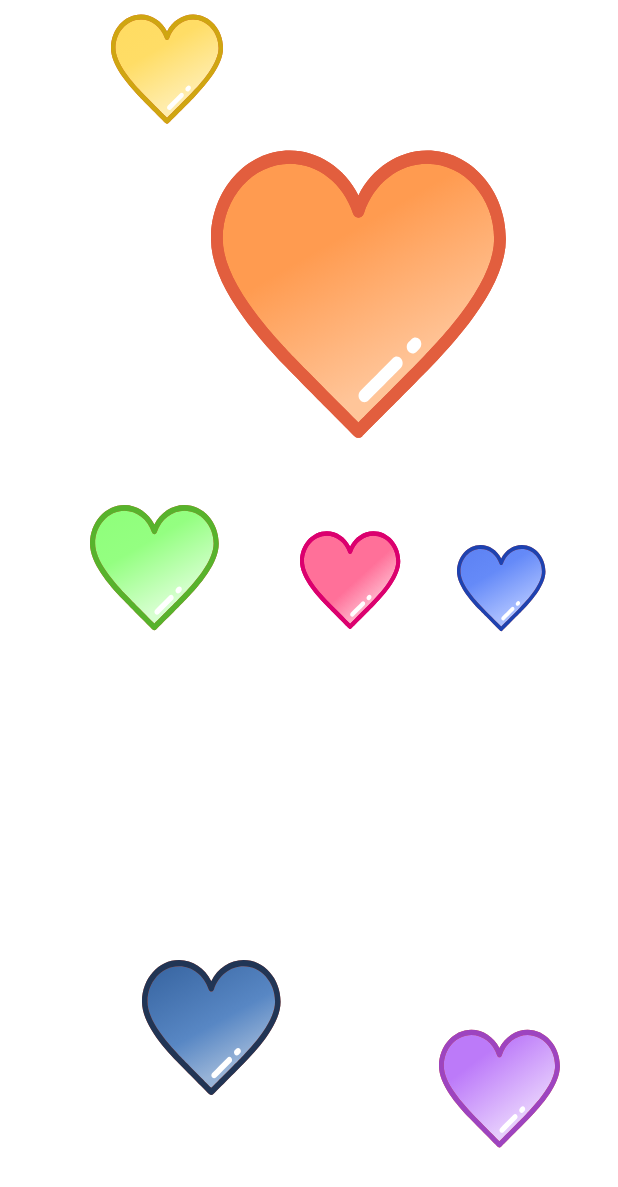
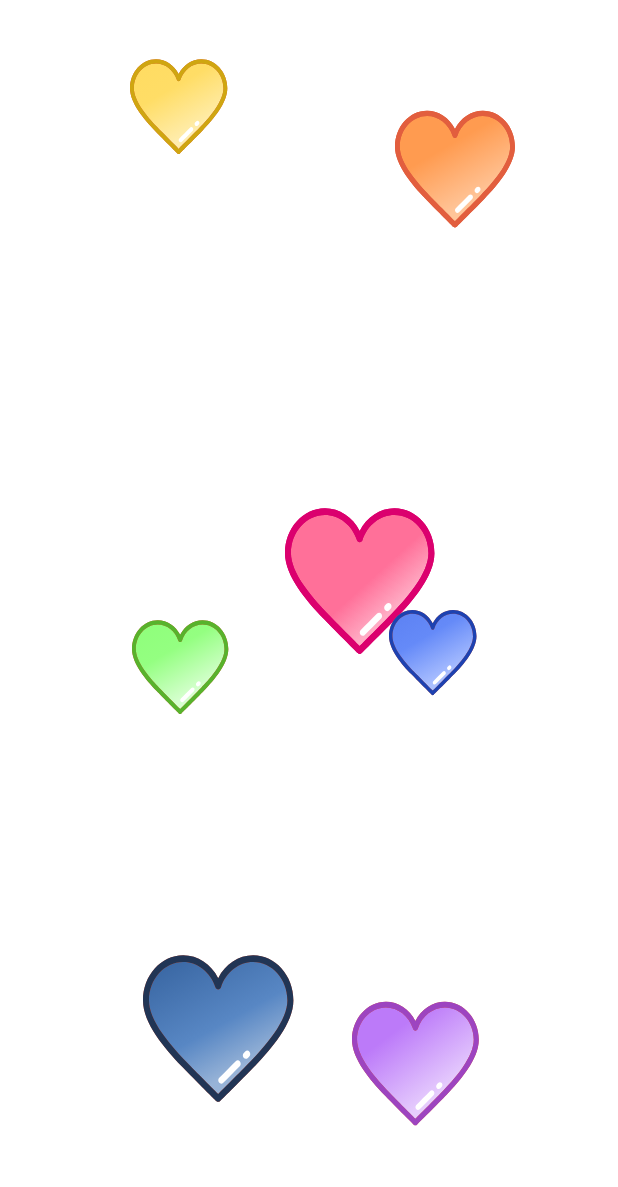
Before and after one commit to galaxy-dan/memorit, an Android app built with Jetpack Compose: the @Preview function Preview, on a phone screen of 412 x 824 dp. Shown: the top 1187 px of the screen. Run offline under Robolectric (Android 15) with nearby library versions, the light colour scheme and no system bars; our stand-ins replace Dagger/Hilt's generated code; libraries missing offline, so code that uses them is left out: com.orhanobut.logger, com.skydoves.sandwich; Roboto replaces fonts that are not available here; 4 statements that could not run were skipped.

Commit message:
[#S09P22A207-63] feat: 하트 사이즈 스크린 사이즈 연동 랜덤 적용

```diff
--- a/client/presentaion/src/main/java/com/galaxy/memorit/ui/login/LoginLayout.kt
+++ b/client/presentaion/src/main/java/com/galaxy/memorit/ui/login/LoginLayout.kt
@@ -15,6 +15,7 @@ import androidx.compose.ui.Alignment
 import androidx.compose.ui.Modifier
 import androidx.compose.ui.graphics.vector.ImageVector
 import androidx.compose.ui.layout.ContentScale
+import androidx.compose.ui.platform.LocalConfiguration
 import androidx.compose.ui.platform.LocalContext
 import androidx.compose.ui.res.painterResource
 import androidx.compose.ui.res.stringResource
@@ -45,35 +46,77 @@ fun Login(
     AutoLogin {viewModel.autoLogin(navToMain)}
 
     Box(modifier = Modifier.fillMaxSize()) {
-        Image(painter = painterResource(id = R.drawable.red_heart), contentDescription = null,
-            modifier = Modifier.align(Alignment.Center)
-                .padding(start = randHighNum().dp, end = randLowNum().dp, top = randLowNum().dp, bottom = randHighNum().dp)
-                .size(randHighNum().dp))
         Image(painter = painterResource(id = R.drawable.orange_heart), contentDescription = null,
-            modifier = Modifier.align(Alignment.TopEnd)
-                .padding(start = randLowNum().dp, end = randHighNum().dp, top = randHighNum().dp, bottom = randLowNum().dp)
-                .size(200.dp),
+            modifier = Modifier
+                .align(Alignment.TopEnd)
+                .padding(
+                    start = randLowNum().dp,
+                    end = randHighNum().dp,
+                    top = randHighNum().dp,
+                    bottom = randLowNum().dp
+                )
+                .size(randCustomNum(getScreenWidth()/4).dp),
             contentScale = ContentScale.Fit)
         Image(painter = painterResource(id = R.drawable.yellow_heart), contentDescription = null,
-            modifier = Modifier.align(Alignment.TopStart)
-                .padding(start = randHighNum().dp, end = randLowNum().dp, top = randLowNum().dp, bottom = randHighNum().dp)
-                .size(randHighNum().dp))
+            modifier = Modifier
+                .align(Alignment.TopStart)
+                .padding(
+                    start = randHighNum().dp,
+                    end = randLowNum().dp,
+                    top = randLowNum().dp,
+                    bottom = randHighNum().dp
+                )
+                .size(randCustomNum(getScreenWidth()/4).dp))
+        Image(painter = painterResource(id = R.drawable.red_heart), contentDescription = null,
+            modifier = Modifier
+                .align(Alignment.Center)
+                .padding(
+                    start = randHighNum().dp,
+                    end = randLowNum().dp,
+                    top = randLowNum().dp,
+                    bottom = randHighNum().dp
+                )
+                .size(randCustomNum(getScreenWidth()/4).dp))
         Image(painter = painterResource(id = R.drawable.green_heart), contentDescription = null,
-            modifier = Modifier.align(Alignment.CenterStart)
-                .padding(start = randHighNum().dp, end = randLowNum().dp, top = randLowNum().dp, bottom = randHighNum().dp)
-                .size(randHighNum().dp))
+            modifier = Modifier
+                .align(Alignment.CenterStart)
+                .padding(
+                    start = randHighNum().dp,
+                    end = randLowNum().dp,
+                    top = randHighNum().dp,
+                    bottom = randLowNum().dp
+                )
+                .size(randCustomNum(getScreenWidth()/4).dp))
         Image(painter = painterResource(id = R.drawable.blue_heart), contentDescription = null,
-            modifier = Modifier.align(Alignment.CenterEnd)
-                .padding(start = randHighNum().dp, end = randLowNum().dp, top = randLowNum().dp, bottom = randHighNum().dp)
-                .size(randHighNum().dp))
+            modifier = Modifier
+                .align(Alignment.CenterEnd)
+                .padding(
+                    start = randLowNum().dp,
+                    end = randHighNum().dp,
+                    top = randHighNum().dp,
+                    bottom = randLowNum().dp
+                )
+                .size(randCustomNum(getScreenWidth()/4).dp))
         Image(painter = painterResource(id = R.drawable.navy_heart), contentDescription = null,
-            modifier = Modifier.align(Alignment.BottomStart)
-                .padding(start = randHighNum().dp, end = randLowNum().dp, top = randLowNum().dp, bottom = randHighNum().dp)
-                .size(randHighNum().dp))
+            modifier = Modifier
+                .align(Alignment.BottomStart)
+                .padding(
+                    start = randHighNum().dp,
+                    end = randLowNum().dp,
+                    top = randLowNum().dp,
+                    bottom = randHighNum().dp
+                )
+                .size(randCustomNum(getScreenWidth()/4).dp))
         Image(painter = painterResource(id = R.drawable.purple_heart), contentDescription = null,
-            modifier = Modifier.align(Alignment.BottomEnd)
-                .padding(start = randHighNum().dp, end = randLowNum().dp, top = randLowNum().dp, bottom = randHighNum().dp)
-                .size(randHighNum().dp))
+            modifier = Modifier
+                .align(Alignment.BottomEnd)
+                .padding(
+                    start = randLowNum().dp,
+                    end = randHighNum().dp,
+                    top = randLowNum().dp,
+                    bottom = randHighNum().dp
+                )
+                .size(randCustomNum(getScreenWidth()/4).dp))
     }
 
 //    Column() {
@@ -164,6 +207,14 @@ fun randLowNum(): Int{
     val range = (0..50)
     return range.random()
 }
+fun randCustomNum(num: Int): Int {
+    val range = (50..num)
+    return range.random()
+}
+@Composable
+fun getScreenWidth(): Int {
+    return LocalConfiguration.current.screenWidthDp
+}
 
 @Composable
 @Preview(showBackground = true)
```
